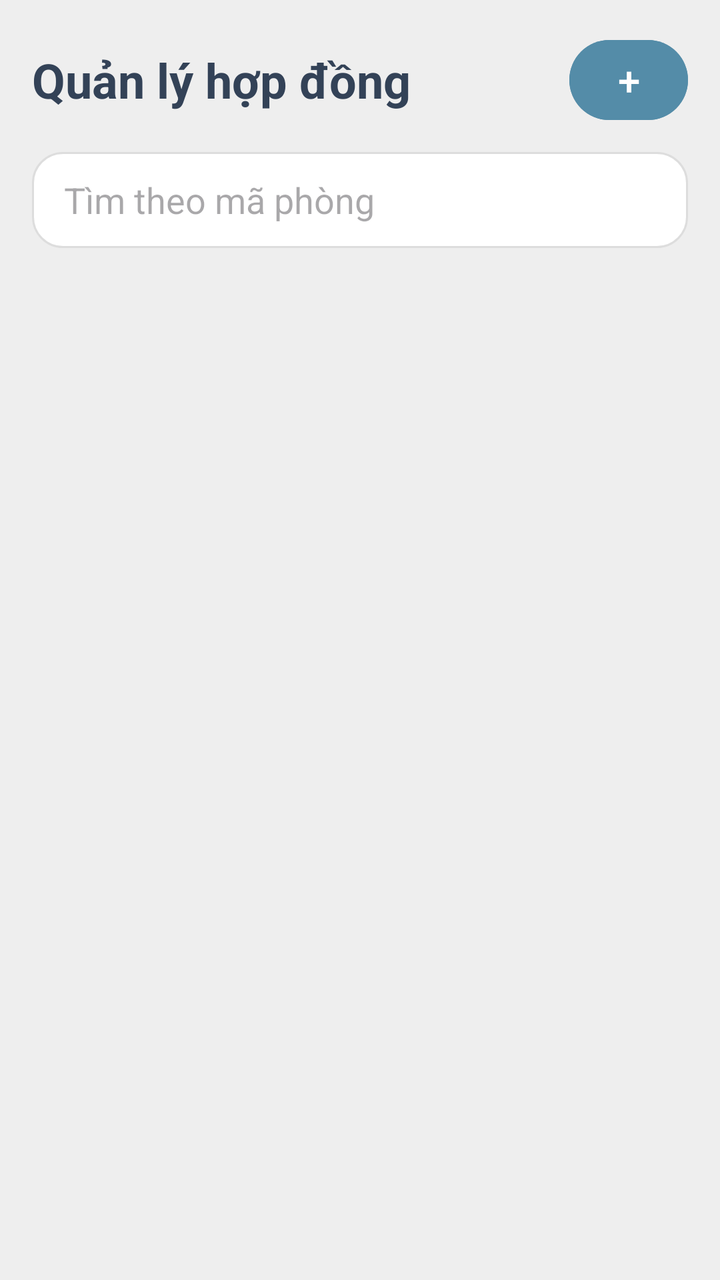
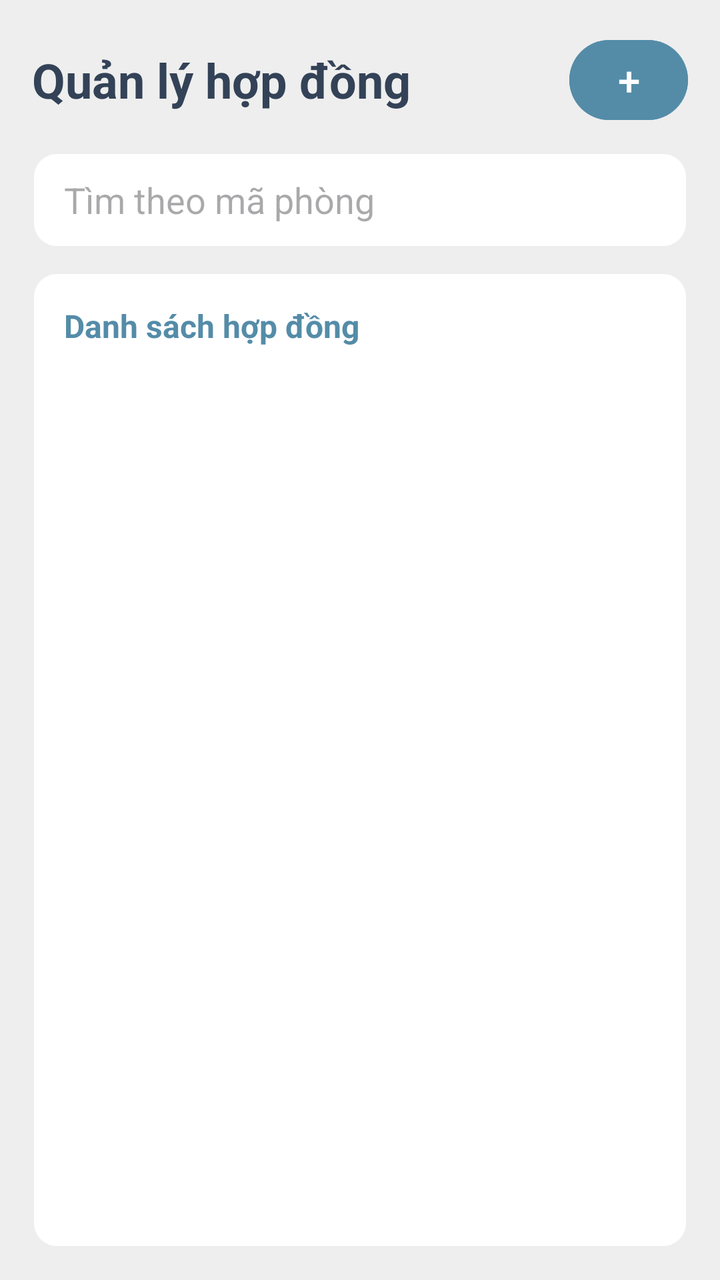

Two renders of the same Android screen: before a commit and after it. Below are the layout's source before the change and the commit's diff.
<!-- AndroidManifest.xml: application theme Theme.Rentaly_Management -->
<!-- res/layout/fragment_contracts.xml -->
<?xml version="1.0" encoding="utf-8"?>
<LinearLayout xmlns:android="http://schemas.android.com/apk/res/android"
    android:layout_width="match_parent" android:layout_height="match_parent"
    android:orientation="vertical" android:padding="16dp" android:background="@color/background">
    <LinearLayout android:layout_width="match_parent" android:layout_height="wrap_content" android:gravity="center_vertical">
        <TextView android:layout_width="0dp" android:layout_height="wrap_content" android:layout_weight="1"
            android:text="Quản lý hợp đồng" android:textColor="@color/dark_navy" android:textSize="24sp" android:textStyle="bold" />
        <Button android:id="@+id/contract_add" android:layout_width="wrap_content" android:layout_height="48dp"
            android:minWidth="48dp" android:text="+" android:textSize="20sp" android:textColor="@color/white"
            android:backgroundTint="@color/primary" android:contentDescription="Thêm hợp đồng" />
    </LinearLayout>
    <EditText android:id="@+id/contract_search" android:layout_width="match_parent" android:layout_height="wrap_content"
        android:layout_marginTop="12dp" android:minHeight="48dp" android:singleLine="true"
        android:hint="Tìm theo mã phòng" android:inputType="text" android:background="@drawable/edittext_background"
        android:paddingStart="16dp" android:paddingEnd="16dp" />
    <ProgressBar android:id="@+id/contract_loading" android:layout_width="wrap_content" android:layout_height="wrap_content"
        android:layout_gravity="center" android:visibility="gone" />
    <TextView android:id="@+id/contract_state" android:layout_width="match_parent" android:layout_height="wrap_content"
        android:padding="20dp" android:gravity="center" android:textColor="@color/secondary" android:visibility="gone" />
    <ListView android:id="@+id/contract_list" android:layout_width="match_parent" android:layout_height="0dp"
        android:layout_weight="1" android:layout_marginTop="12dp" android:divider="@color/background" android:dividerHeight="8dp" />
</LinearLayout>
<!-- resources referenced by this layout -->
<resources>
  <color name="background">#EEEEEE</color>
  <color name="dark_navy">#334257</color>
  <color name="primary">#548CA8</color>
  <color name="secondary">#476072</color>
  <color name="white">#FFFFFFFF</color>
  <!-- drawable edittext_background (drawable) -->
  <?xml version="1.0" encoding="utf-8"?>
  <shape xmlns:android="http://schemas.android.com/apk/res/android"
      android:shape="rectangle">
  
      <solid android:color="@color/white" />
  
      <stroke
          android:width="1dp"
          android:color="#DDDDDD" />
  
      <corners android:radius="15dp" />
  
  </shape>
  <style name="Theme.Rentaly_Management" parent="Base.Theme.Rentaly_Management" />
  <style name="Base.Theme.Rentaly_Management" parent="Theme.Material3.DayNight.NoActionBar">
          
          
      </style>
</resources>

<!-- the commit's change to res/layout/fragment_contracts.xml (unified diff, before → after) -->
@@ -11,12 +11,17 @@
     </LinearLayout>
     <EditText android:id="@+id/contract_search" android:layout_width="match_parent" android:layout_height="wrap_content"
         android:layout_marginTop="12dp" android:minHeight="48dp" android:singleLine="true"
-        android:hint="Tìm theo mã phòng" android:inputType="text" android:background="@drawable/edittext_background"
+         android:hint="Tìm theo mã phòng" android:inputType="text" android:background="@drawable/user_detail_card"
         android:paddingStart="16dp" android:paddingEnd="16dp" />
     <ProgressBar android:id="@+id/contract_loading" android:layout_width="wrap_content" android:layout_height="wrap_content"
-        android:layout_gravity="center" android:visibility="gone" />
-    <TextView android:id="@+id/contract_state" android:layout_width="match_parent" android:layout_height="wrap_content"
-        android:padding="20dp" android:gravity="center" android:textColor="@color/secondary" android:visibility="gone" />
-    <ListView android:id="@+id/contract_list" android:layout_width="match_parent" android:layout_height="0dp"
-        android:layout_weight="1" android:layout_marginTop="12dp" android:divider="@color/background" android:dividerHeight="8dp" />
+         android:layout_gravity="center" android:layout_marginTop="12dp" android:contentDescription="Đang tải danh sách hợp đồng" android:visibility="gone" />
+    <LinearLayout android:layout_width="match_parent" android:layout_height="0dp" android:layout_weight="1" android:layout_marginTop="12dp"
+         android:background="@drawable/user_detail_card" android:orientation="vertical" android:padding="16dp">
+        <TextView android:layout_width="match_parent" android:layout_height="wrap_content" android:layout_marginBottom="12dp"
+             android:text="Danh sách hợp đồng" android:textColor="@color/primary" android:textSize="16sp" android:textStyle="bold" />
+        <TextView android:id="@+id/contract_state" android:layout_width="match_parent" android:layout_height="wrap_content"
+             android:padding="12dp" android:gravity="center" android:textColor="@color/secondary" android:visibility="gone" />
+        <ListView android:id="@+id/contract_list" android:layout_width="match_parent" android:layout_height="0dp" android:layout_weight="1"
+             android:divider="@color/background" android:dividerHeight="8dp" android:footerDividersEnabled="false" android:headerDividersEnabled="false" />
+    </LinearLayout>
 </LinearLayout>
<!-- resource entries referenced after the edit -->
@@ -5,19 +5,12 @@
   <color name="primary">#548CA8</color>
   <color name="secondary">#476072</color>
   <color name="white">#FFFFFFFF</color>
-  <!-- drawable edittext_background (drawable) -->
+  <!-- drawable user_detail_card (drawable) -->
   <?xml version="1.0" encoding="utf-8"?>
-  <shape xmlns:android="http://schemas.android.com/apk/res/android"
-      android:shape="rectangle">
-  
+  <shape xmlns:android="http://schemas.android.com/apk/res/android" android:shape="rectangle">
       <solid android:color="@color/white" />
-  
-      <stroke
-          android:width="1dp"
-          android:color="#DDDDDD" />
-  
-      <corners android:radius="15dp" />
-  
+      <corners android:radius="12dp" />
+      <stroke android:width="1dp" android:color="@color/background" />
   </shape>
   <style name="Theme.Rentaly_Management" parent="Base.Theme.Rentaly_Management" />
   <style name="Base.Theme.Rentaly_Management" parent="Theme.Material3.DayNight.NoActionBar">
